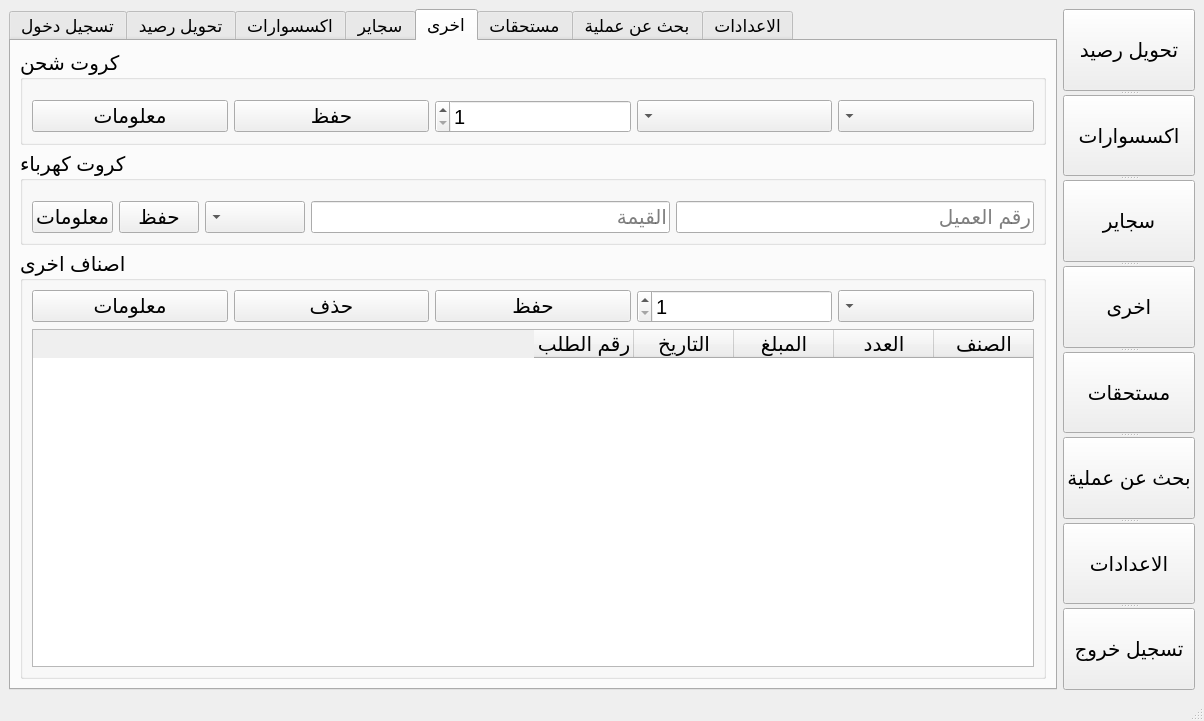
Before: the Qt Designer form central_elgazera.ui in A4E45/central_elgazera, drawn with Qt 5.
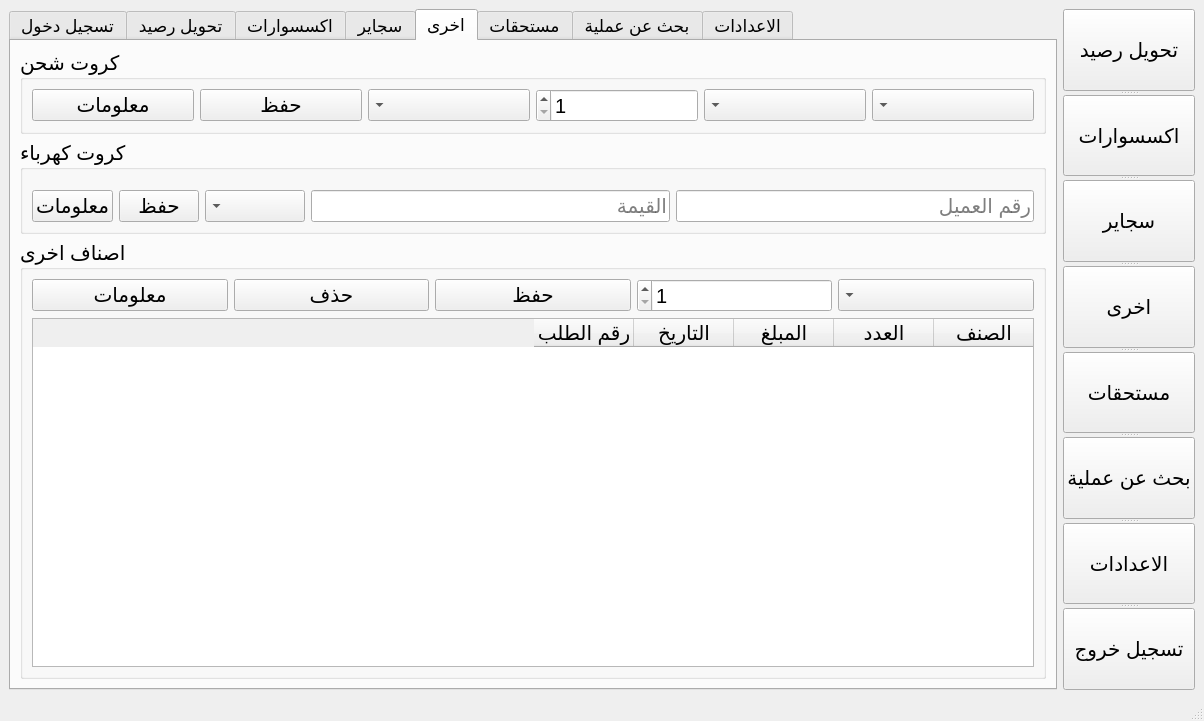
After: the same form once the commit is applied. The open tabs and pages were chosen to show the change. Icons and pictures are not drawn.

Diff of the .ui file:
```diff
--- a/central_elgazera.ui
+++ b/central_elgazera.ui
@@ -2019,9 +2019,6 @@
                <bool>false</bool>
               </property>
               <layout class="QVBoxLayout" name="verticalLayout_11">
-               <property name="topMargin">
-                <number>20</number>
-               </property>
                <item>
                 <layout class="QHBoxLayout" name="horizontalLayout_3">
                  <item>
@@ -2048,6 +2045,18 @@
                    </property>
                   </widget>
                  </item>
+                 <item>
+                  <widget class="QComboBox" name="comboBox_18">
+                   <property name="font">
+                    <font>
+                     <pointsize>15</pointsize>
+                    </font>
+                   </property>
+                   <property name="layoutDirection">
+                    <enum>Qt::RightToLeft</enum>
+                   </property>
+                  </widget>
+                 </item>
                  <item>
                   <widget class="QSpinBox" name="spinBox_3">
                    <property name="font">
```
Left out of the diff: 2 changed lines with no effect on the pictures.
